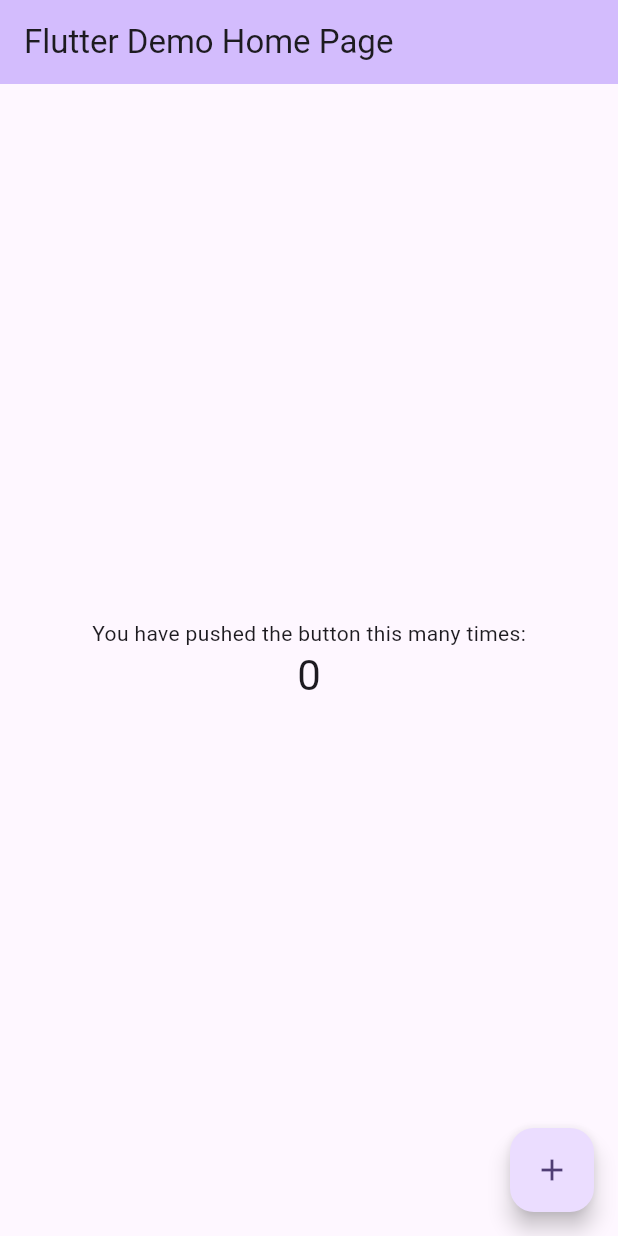
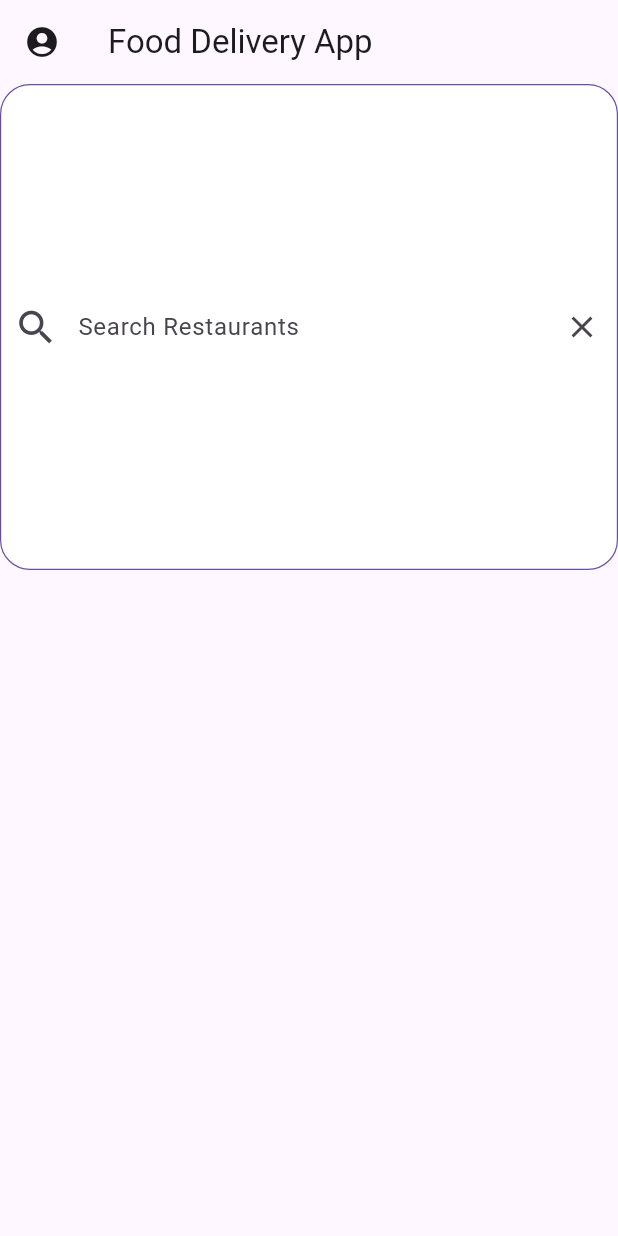
Before and after one commit to abdallah116294/restaurants_app, a Flutter app: the screen it shows after launch, on a phone screen of 412 x 824 dp. Run offline on Flutter 3.47's test engine with Material 3 defaults, Android fonts, the phone set to English and light mode, and no system bars.

Commit message:
home screen

```diff
--- /dev/null
+++ b/lib/app/my_app.dart
@@ -0,0 +1,27 @@
+import 'package:flutter/material.dart';
+import 'package:returants_app/screen/home_screen.dart';
+
+class MyApp extends StatefulWidget {
+  const MyApp._internal();
+static  const _instance = MyApp._internal();
+  factory MyApp() => _instance;
+
+  @override
+  State<MyApp> createState() => _MyAppState();
+}
+
+class _MyAppState extends State<MyApp> {
+  // This widget is the root of your application.
+  @override
+  Widget build(BuildContext context) {
+    return  MaterialApp(
+      title: 'Flutter Demo',
+      debugShowCheckedModeBanner: false,
+      theme: ThemeData(
+     scaffoldBackgroundColor: Colors.grey[50],
+     primaryColor: Colors.deepOrangeAccent
+      ),
+      home:const  HomeScreen(),
+    );
+  }
+}
--- a/lib/main.dart
+++ b/lib/main.dart
@@ -1,7 +1,8 @@
 import 'package:flutter/material.dart';
+import 'package:returants_app/screen/home_screen.dart';
 
 void main() {
-  runApp(const MyApp());
+  runApp( const MyApp());
 }
 
 class MyApp extends StatelessWidget {
@@ -10,116 +11,10 @@ class MyApp extends StatelessWidget {
   // This widget is the root of your application.
   @override
   Widget build(BuildContext context) {
-    return MaterialApp(
+    return const  MaterialApp(
       title: 'Flutter Demo',
-      theme: ThemeData(
-        // This is the theme of your application.
-        //
-        // TRY THIS: Try running your application with "flutter run". You'll see
-        // the application has a blue toolbar. Then, without quitting the app,
-        // try changing the seedColor in the colorScheme below to Colors.green
-        // and then invoke "hot reload" (save your changes or press the "hot
-        // reload" button in a Flutter-supported IDE, or press "r" if you used
-        // the command line to start the app).
-        //
-        // Notice that the counter didn't reset back to zero; the application
-        // state is not lost during the reload. To reset the state, use hot
-        // restart instead.
-        //
-        // This works for code too, not just values: Most code changes can be
-        // tested with just a hot reload.
-        colorScheme: ColorScheme.fromSeed(seedColor: Colors.deepPurple),
-        useMaterial3: true,
-      ),
-      home: const MyHomePage(title: 'Flutter Demo Home Page'),
+       debugShowCheckedModeBanner: false,
+      home:  HomeScreen(),
     );
   }
 }
-
-class MyHomePage extends StatefulWidget {
-  const MyHomePage({super.key, required this.title});
-
-  // This widget is the home page of your application. It is stateful, meaning
-  // that it has a State object (defined below) that contains fields that affect
-  // how it looks.
-
-  // This class is the configuration for the state. It holds the values (in this
-  // case the title) provided by the parent (in this case the App widget) and
-  // used by the build method of the State. Fields in a Widget subclass are
-  // always marked "final".
-
-  final String title;
-
-  @override
-  State<MyHomePage> createState() => _MyHomePageState();
-}
-
-class _MyHomePageState extends State<MyHomePage> {
-  int _counter = 0;
-
-  void _incrementCounter() {
-    setState(() {
-      // This call to setState tells the Flutter framework that something has
-      // changed in this State, which causes it to rerun the build method below
-      // so that the display can reflect the updated values. If we changed
-      // _counter without calling setState(), then the build method would not be
-      // called again, and so nothing would appear to happen.
-      _counter++;
-    });
-  }
-
-  @override
-  Widget build(BuildContext context) {
-    // This method is rerun every time setState is called, for instance as done
-    // by the _incrementCounter method above.
-    //
-    // The Flutter framework has been optimized to make rerunning build methods
-    // fast, so that you can just rebuild anything that needs updating rather
-    // than having to individually change instances of widgets.
-    return Scaffold(
-      appBar: AppBar(
-        // TRY THIS: Try changing the color here to a specific color (to
-        // Colors.amber, perhaps?) and trigger a hot reload to see the AppBar
-        // change color while the other colors stay the same.
-        backgroundColor: Theme.of(context).colorScheme.inversePrimary,
-        // Here we take the value from the MyHomePage object that was created by
-        // the App.build method, and use it to set our appbar title.
-        title: Text(widget.title),
-      ),
-      body: Center(
-        // Center is a layout widget. It takes a single child and positions it
-        // in the middle of the parent.
-        child: Column(
-          // Column is also a layout widget. It takes a list of children and
-          // arranges them vertically. By default, it sizes itself to fit its
-          // children horizontally, and tries to be as tall as its parent.
-          //
-          // Column has various properties to control how it sizes itself and
-          // how it positions its children. Here we use mainAxisAlignment to
-          // center the children vertically; the main axis here is the vertical
-          // axis because Columns are vertical (the cross axis would be
-          // horizontal).
-          //
-          // TRY THIS: Invoke "debug painting" (choose the "Toggle Debug Paint"
-          // action in the IDE, or press "p" in the console), to see the
-          // wireframe for each widget.
-          mainAxisAlignment: MainAxisAlignment.center,
-          children: <Widget>[
-            const Text(
-              'You have pushed the button this many times:',
-            ),
-            Text(
-              '$_counter',
-              style: Theme.of(context).textTheme.headlineMedium,
-            ),
-          ],
-        ),
-      ),
-      floatingActionButton: FloatingActionButton(
-        onPressed: _incrementCounter,
-        tooltip: 'Increment',
-        child: const Icon(Icons.add),
-      ), // This trailing comma makes auto-formatting nicer for build methods.
-    );
-  }
-}
--- /dev/null
+++ b/lib/screen/home_screen.dart
@@ -0,0 +1,51 @@
+import 'package:flutter/material.dart';
+
+class HomeScreen extends StatefulWidget {
+  const HomeScreen({super.key});
+
+  @override
+  State<HomeScreen> createState() => _HomeScreenState();
+}
+
+class _HomeScreenState extends State<HomeScreen> {
+  final _searchController = TextEditingController();
+  @override
+  Widget build(BuildContext context) {
+    return Scaffold(
+        appBar: AppBar(
+          leading: IconButton(
+              icon: const Icon(Icons.account_circle), onPressed: () {}),
+          title: const Text("Food Delivery App"),
+        ),
+        body: ListView(
+          children: [
+            TextField(
+              controller: _searchController,
+              decoration: InputDecoration(
+                fillColor: Colors.white,
+                filled: true,
+
+                contentPadding:const  EdgeInsets.symmetric(vertical: 150.0),
+                  border: OutlineInputBorder(
+                      borderRadius: BorderRadius.circular(20),
+                      borderSide: const BorderSide(width: .8)),
+                      enabledBorder: OutlineInputBorder(
+                      borderRadius: BorderRadius.circular(20),
+                      borderSide:  BorderSide(width: .8,color: Theme.of(context).primaryColor)),
+                  hintText: "Search Restaurants",
+                  prefixIcon: const Icon(
+                    Icons.search,
+                    size: 30,
+                  ),
+                  suffixIcon: IconButton(
+                      onPressed: () {
+                        setState(() {
+                          _searchController.clear();
+                        });
+                      },
+                      icon: const Icon(Icons.clear))),
+            )
+          ],
+        ));
+  }
+}
```
